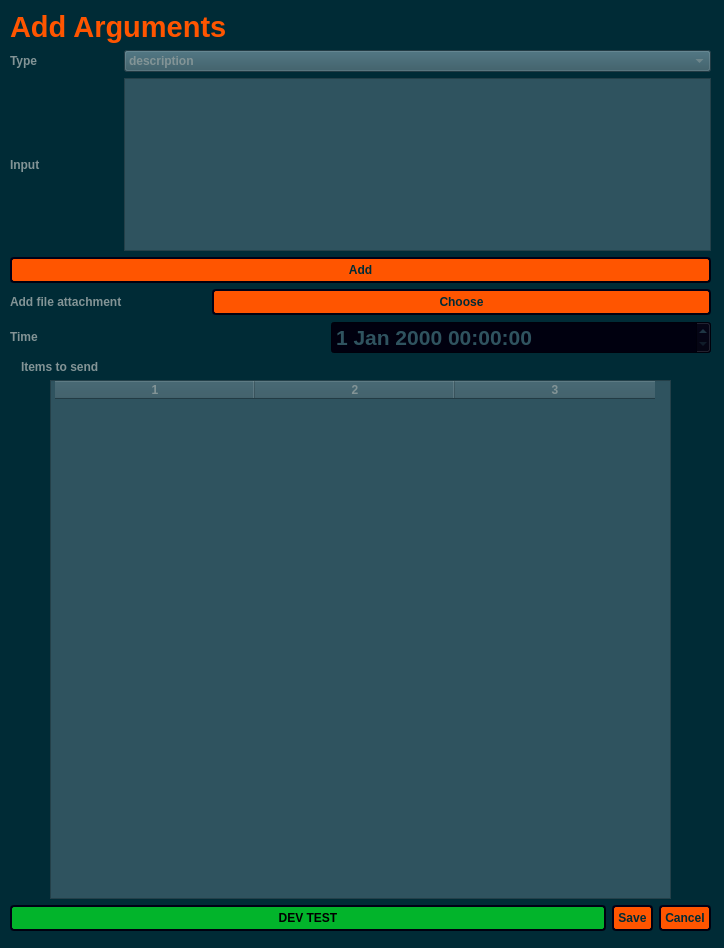
Above: argdialog.ui from StronglogicSolutions/ky_gui before the change. Below: the same form after it.
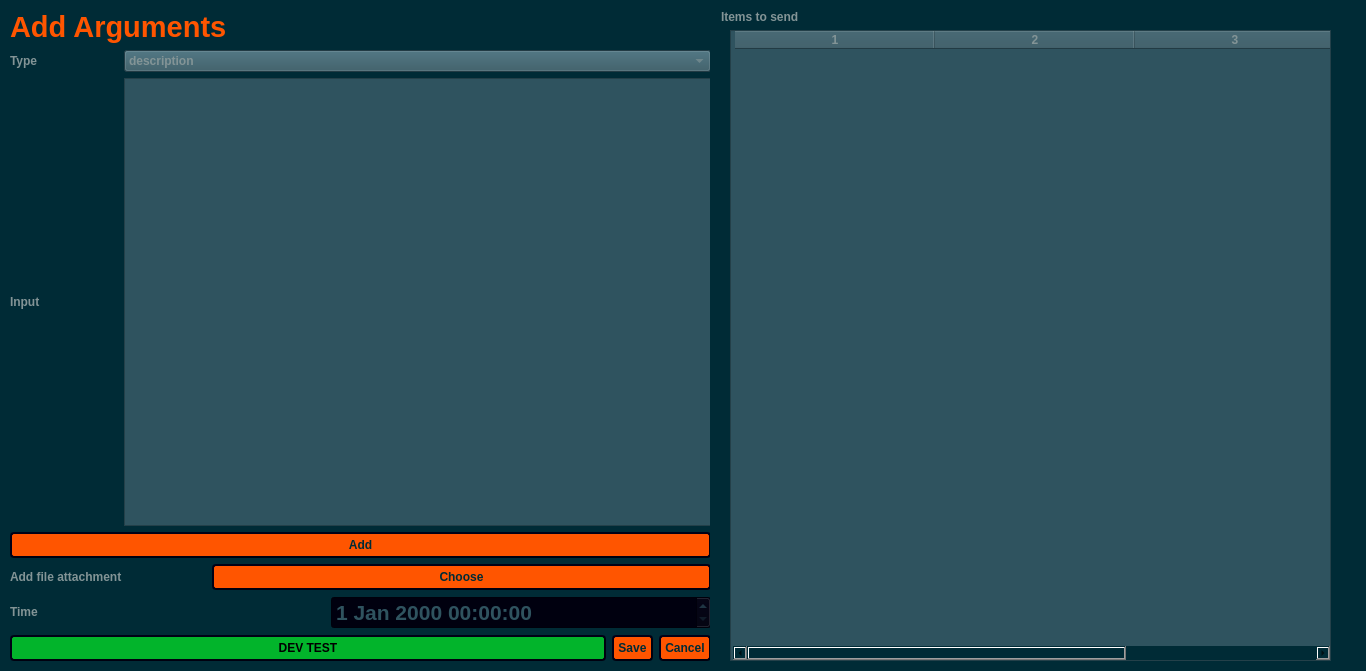
That is the form after the change. Icons and pictures are not drawn.

What changed in the file:
```diff
--- a/argdialog.ui
+++ b/argdialog.ui
@@ -6,8 +6,8 @@
    <rect>
     <x>0</x>
     <y>0</y>
-    <width>724</width>
-    <height>948</height>
+    <width>1366</width>
+    <height>671</height>
    </rect>
   </property>
   <property name="windowTitle">
@@ -27,10 +27,10 @@
      <x>10</x>
      <y>10</y>
      <width>701</width>
-     <height>921</height>
+     <height>651</height>
     </rect>
    </property>
-   <layout class="QVBoxLayout" name="verticalLayout" stretch="0,0,1,0,0,0,0,3,0">
+   <layout class="QVBoxLayout" name="verticalLayout" stretch="0,0,1,0,0,0,0">
     <item>
      <widget class="QLabel" name="argDialogTitle">
       <property name="font">
@@ -274,7 +274,82 @@
       </item>
      </layout>
     </item>
-    <item alignment="Qt::AlignLeft">
+    <item>
+     <layout class="QHBoxLayout" name="horizontalLayout_5">
+      <item>
+       <widget class="QPushButton" name="devTestButton">
+        <property name="styleSheet">
+         <string notr="true">background-color: rgb(130, 255, 121);
+background-color: rgb(2, 180, 43);
+font: 87 11pt &quot;Noto Sans&quot;;
+color: rgb(0, 0, 0);
+font-weight: 700;
+padding: 4px;
+border-style: outset;
+border-width: 2px;
+border-radius: 4px;
+border-color: #00000f;
+min-width: 4em;
+padding: 4px;</string>
+        </property>
+        <property name="text">
+         <string>DEV TEST</string>
+        </property>
+       </widget>
+      </item>
+      <item>
+       <widget class="QDialogButtonBox" name="argCommandButtons">
+        <property name="sizePolicy">
+         <sizepolicy hsizetype="Fixed" vsizetype="Fixed">
+          <horstretch>0</horstretch>
+          <verstretch>0</verstretch>
+         </sizepolicy>
+        </property>
+        <property name="layoutDirection">
+         <enum>Qt::LeftToRight</enum>
+        </property>
+        <property name="autoFillBackground">
+         <bool>false</bool>
+        </property>
+        <property name="styleSheet">
+         <string notr="true">background-color: rgb(255, 85, 0);
+font: 87 11pt &quot;Noto Sans&quot;;
+color: rgb(0, 43, 54);
+font-weight: 700;
+padding: 4px;
+border-style: outset;
+border-width: 2px;
+border-radius: 4px;
+border-color: #00000f;
+min-width: 4em;
+padding: 4px;</string>
+        </property>
+        <property name="orientation">
+         <enum>Qt::Horizontal</enum>
+        </property>
+        <property name="standardButtons">
+         <set>QDialogButtonBox::Cancel|QDialogButtonBox::Save</set>
+        </property>
+        <property name="centerButtons">
+         <bool>true</bool>
+        </property>
+       </widget>
+      </item>
+     </layout>
+    </item>
+   </layout>
+  </widget>
+  <widget class="QWidget" name="verticalLayoutWidget_2">
+   <property name="geometry">
+    <rect>
+     <x>710</x>
+     <y>10</y>
+     <width>641</width>
+     <height>651</height>
+    </rect>
+   </property>
+   <layout class="QVBoxLayout" name="verticalLayout_2">
+    <item>
      <widget class="QLabel" name="label">
       <property name="styleSheet">
        <string notr="true">font: 75 11pt &quot;Noto Sans&quot;;
@@ -299,7 +374,7 @@
         </property>
         <property name="sizeHint" stdset="0">
          <size>
-          <width>40</width>
+          <width>20</width>
           <height>20</height>
          </size>
         </property>
@@ -350,7 +425,7 @@
         </property>
         <property name="sizeHint" stdset="0">
          <size>
-          <width>40</width>
+          <width>20</width>
           <height>20</height>
          </size>
         </property>
@@ -358,69 +433,6 @@
       </item>
      </layout>
     </item>
-    <item>
-     <layout class="QHBoxLayout" name="horizontalLayout_5">
-      <item>
-       <widget class="QPushButton" name="devTestButton">
-        <property name="styleSheet">
-         <string notr="true">background-color: rgb(130, 255, 121);
-background-color: rgb(2, 180, 43);
-font: 87 11pt &quot;Noto Sans&quot;;
-color: rgb(0, 0, 0);
-font-weight: 700;
-padding: 4px;
-border-style: outset;
-border-width: 2px;
-border-radius: 4px;
-border-color: #00000f;
-min-width: 4em;
-padding: 4px;</string>
-        </property>
-        <property name="text">
-         <string>DEV TEST</string>
-        </property>
-       </widget>
-      </item>
-      <item>
-       <widget class="QDialogButtonBox" name="argCommandButtons">
-        <property name="sizePolicy">
-         <sizepolicy hsizetype="Fixed" vsizetype="Fixed">
-          <horstretch>0</horstretch>
-          <verstretch>0</verstretch>
-         </sizepolicy>
-        </property>
-        <property name="layoutDirection">
-         <enum>Qt::LeftToRight</enum>
-        </property>
-        <property name="autoFillBackground">
-         <bool>false</bool>
-        </property>
-        <property name="styleSheet">
-         <string notr="true">background-color: rgb(255, 85, 0);
-font: 87 11pt &quot;Noto Sans&quot;;
-color: rgb(0, 43, 54);
-font-weight: 700;
-padding: 4px;
-border-style: outset;
-border-width: 2px;
-border-radius: 4px;
-border-color: #00000f;
-min-width: 4em;
-padding: 4px;</string>
-        </property>
-        <property name="orientation">
-         <enum>Qt::Horizontal</enum>
-        </property>
-        <property name="standardButtons">
-         <set>QDialogButtonBox::Cancel|QDialogButtonBox::Save</set>
-        </property>
-        <property name="centerButtons">
-         <bool>true</bool>
-        </property>
-       </widget>
-      </item>
-     </layout>
-    </item>
    </layout>
   </widget>
  </widget>
```
